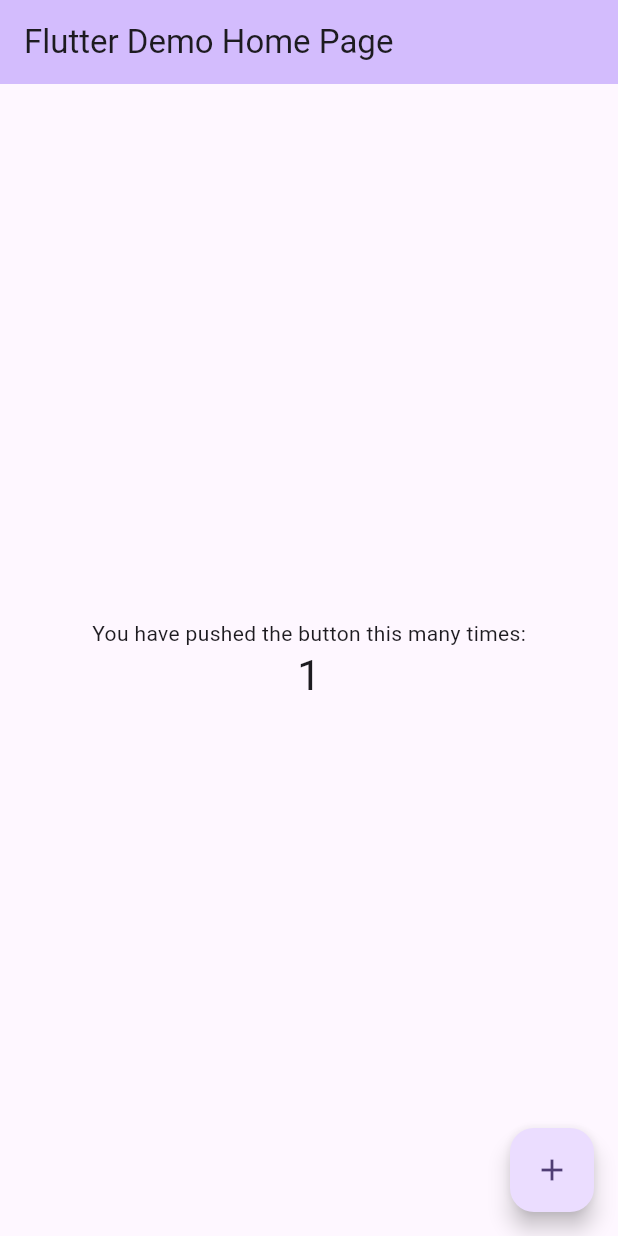
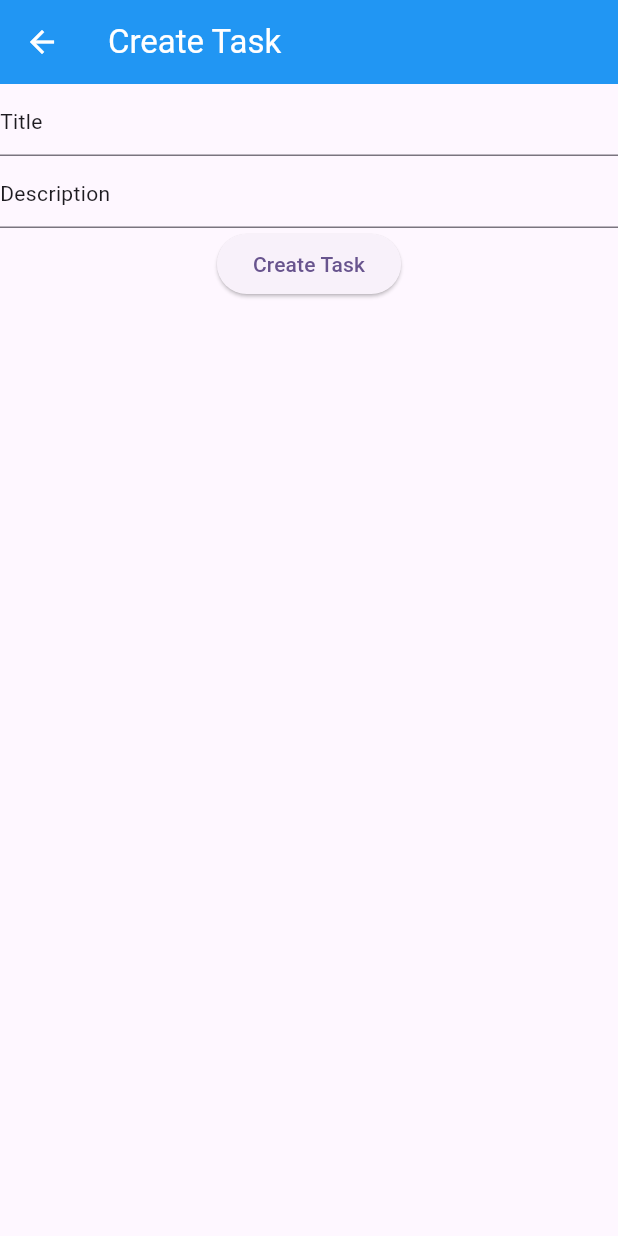
Before and after one commit to AbRehman536/saud_backend, a Flutter app: the screen it shows after launch, after a tap on the "add" icon, on a phone screen of 412 x 824 dp. Run offline on Flutter 3.47's test engine with Material 3 defaults, Android fonts, the phone set to English and light mode, and no system bars; our stand-ins replace cloud_firestore, firebase_core; accounts and stored records are empty.

Commit message:
Create, Get Task done

```diff
--- a/lib/main.dart
+++ b/lib/main.dart
@@ -1,6 +1,10 @@
+import 'package:firebase_core/firebase_core.dart';
 import 'package:flutter/material.dart';
+import 'package:saud_backend/views/task/get_all_task.dart';
 
-void main() {
+void main() async{
+  WidgetsFlutterBinding.ensureInitialized();
+  await Firebase.initializeApp();
   runApp(const MyApp());
 }
 
@@ -30,7 +34,7 @@
         // tested with just a hot reload.
         colorScheme: ColorScheme.fromSeed(seedColor: Colors.deepPurple),
       ),
-      home: const MyHomePage(title: 'Flutter Demo Home Page'),
+      home: GetAllTask()
     );
   }
 }
--- /dev/null
+++ b/lib/views/task/create_task.dart
@@ -0,0 +1,76 @@
+import 'package:flutter/material.dart';
+import 'package:saud_backend/models/task.dart';
+import 'package:saud_backend/services/task.dart';
+
+class CreateTask extends StatefulWidget {
+  const CreateTask({super.key});
+
+  @override
+  State<CreateTask> createState() => _CreateTaskState();
+}
+
+class _CreateTaskState extends State<CreateTask> {
+  TextEditingController titleController = TextEditingController();
+  TextEditingController descriptionController = TextEditingController();
+  bool isLoading = false;
+  @override
+  Widget build(BuildContext context) {
+    return Scaffold(
+      appBar: AppBar(
+        title: Text("Create Task"),
+        backgroundColor: Colors.blue,
+        foregroundColor: Colors.white,
+      ),
+      body: Column(
+        children: [
+          TextField(
+            controller: titleController,
+            decoration: InputDecoration(
+              hint: Text("Title")
+            ),
+          ),
+          TextField(
+            controller: descriptionController,
+            decoration: InputDecoration(
+              hint: Text("Description")
+            ),
+          ),
+          isLoading ? Center(child: CircularProgressIndicator(),)
+         : ElevatedButton(onPressed: ()async{
+            try{
+              isLoading = true;
+              setState(() {});
+              await TaskServices().createTask(
+                TaskModel(
+                  title: titleController.text.toString(),
+                  description: descriptionController.text.toString(),
+                  isCompleted: false,
+                  createdAt: DateTime.now().millisecondsSinceEpoch
+                )
+              ).then((value){
+                isLoading = false;
+                setState(() {});
+                showDialog(context: context, builder: (BuildContext context) {
+                  return AlertDialog(
+                    content: Text("Task Created Successfully"),
+                    actions: [
+                      TextButton(onPressed: (){
+                        Navigator.pop(context);
+                        Navigator.pop(context);
+                      }, child: Text("Ok"))
+                    ],
+                  );
+                },);
+              });
+            }catch(e){
+              isLoading = false;
+              setState(() {});
+              ScaffoldMessenger.of(context)
+                  .showSnackBar(SnackBar(content: Text(e.toString())));
+            }
+          }, child: Text("Create Task"))
+        ],
+      ),
+    );
+  }
+}
--- /dev/null
+++ b/lib/views/task/get_all_task.dart
@@ -0,0 +1,39 @@
+import 'package:flutter/material.dart';
+import 'package:provider/provider.dart';
+import 'package:saud_backend/models/task.dart';
+import 'package:saud_backend/services/task.dart';
+import 'package:saud_backend/views/task/create_task.dart';
+
+class GetAllTask extends StatelessWidget {
+  const GetAllTask({super.key});
+
+  @override
+  Widget build(BuildContext context) {
+    return Scaffold(
+      appBar: AppBar(
+        title: Text("Get All Task"),
+        backgroundColor: Colors.blue,
+        foregroundColor: Colors.white,
+      ),
+      floatingActionButton: FloatingActionButton(onPressed: (){
+        Navigator.push(context, MaterialPageRoute(builder: (context)=> CreateTask()));
+      },child: Icon(Icons.add),),
+      body: StreamProvider.value(
+          value: TaskServices().getAllTask(),
+          initialData: [TaskModel()],
+          builder: (context, child){
+            List<TaskModel> taskList = context.watch<List<TaskModel>>();
+            return ListView.builder(
+              itemCount: taskList.length,
+              itemBuilder: (BuildContext context, int index) {
+              return ListTile(
+                leading: Icon(Icons.task),
+                title: Text(taskList[index].title.toString()),
+                subtitle: Text(taskList[index].description.toString()),
+              );
+            },);
+          },
+      ),
+    );
+  }
+}
```
Also changed, not shown: 2 other files.
